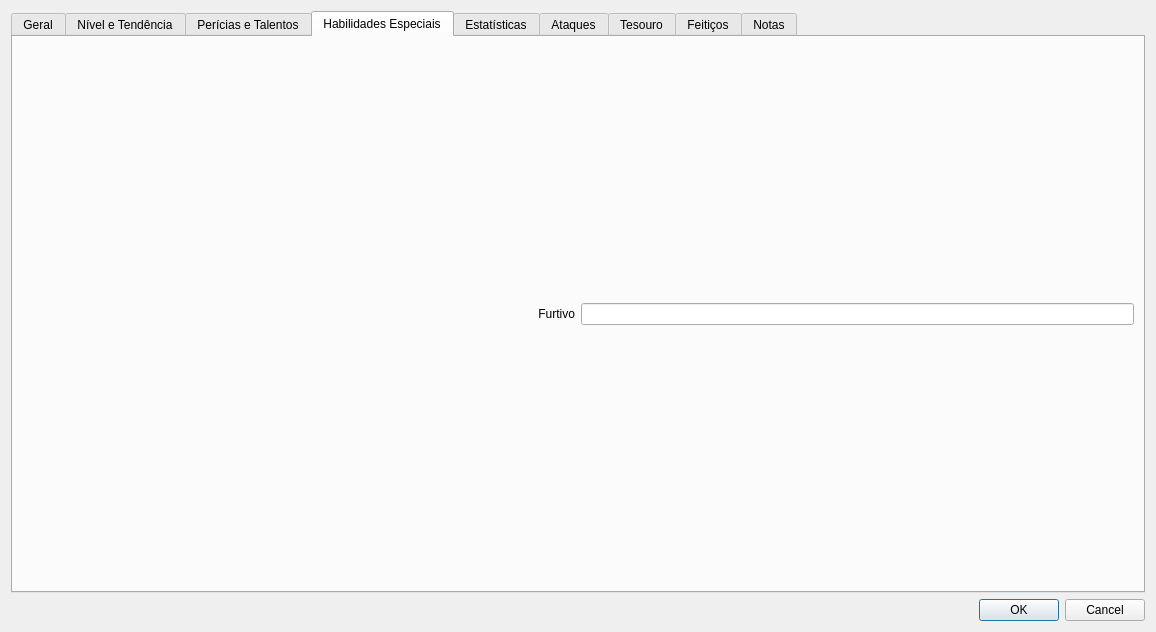
Before: the Qt Designer form ifg/qt/ui/entidade.ui in matferib/tabuleiro-virtual, drawn with Qt 5.
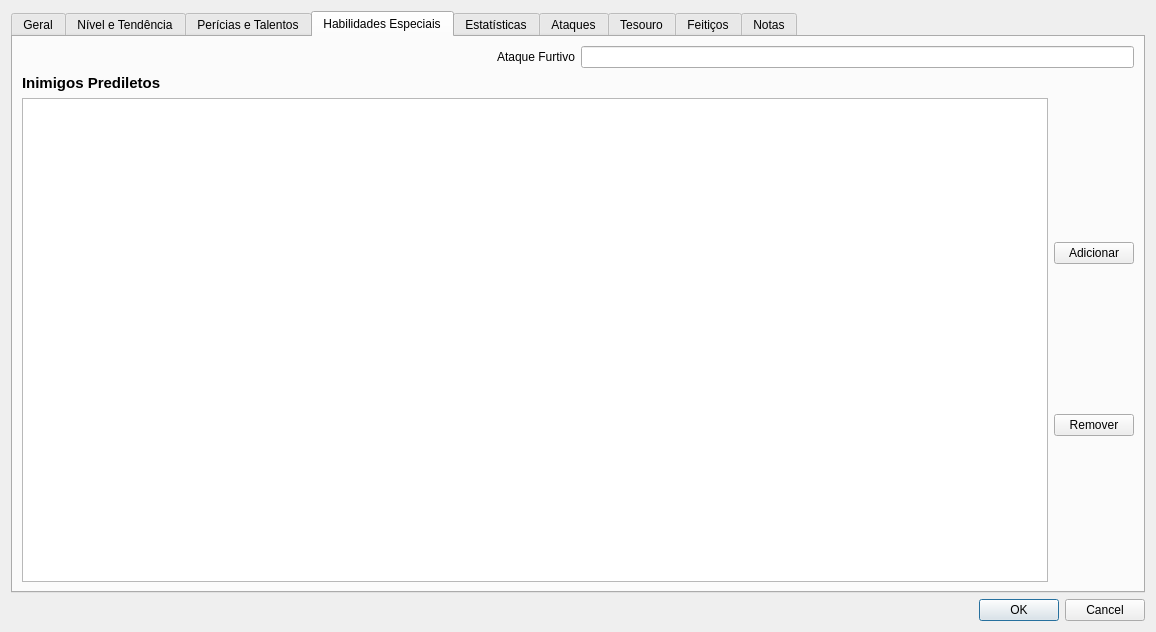
After: the same form once the commit is applied. The open tabs and pages were chosen to show the change.

Commit message: ui de inimigo predileto comecando a rodar

What changed in the file:
```diff
--- a/ifg/qt/ui/entidade.ui
+++ b/ifg/qt/ui/entidade.ui
@@ -1622,8 +1622,10 @@
       <attribute name="title">
        <string>Habilidades Especiais</string>
       </attribute>
-      <layout class="QGridLayout" name="gridLayout_14">
-       <item row="0" column="0">
+      <layout class="QVBoxLayout" name="verticalLayout_18">
+       <item>
+        <layout class="QHBoxLayout" name="horizontalLayout_6">
+         <item>
         <widget class="QLabel" name="label_38">
          <property name="sizePolicy">
           <sizepolicy hsizetype="Minimum" vsizetype="Fixed">
@@ -1632,14 +1634,14 @@
           </sizepolicy>
          </property>
          <property name="text">
-          <string>Furtivo</string>
+            <string>Ataque Furtivo</string>
          </property>
          <property name="alignment">
           <set>Qt::AlignRight|Qt::AlignTrailing|Qt::AlignVCenter</set>
          </property>
         </widget>
        </item>
-       <item row="0" column="1">
+         <item>
         <widget class="QLineEdit" name="linha_furtivo">
          <property name="sizePolicy">
           <sizepolicy hsizetype="Minimum" vsizetype="Fixed">
@@ -1654,6 +1656,58 @@
           <string/>
          </property>
         </widget>
+         </item>
+        </layout>
+       </item>
+       <item>
+        <layout class="QVBoxLayout" name="verticalLayout_17">
+         <item>
+          <widget class="QLabel" name="label_94">
+           <property name="font">
+            <font>
+             <pointsize>11</pointsize>
+             <weight>75</weight>
+             <bold>true</bold>
+            </font>
+           </property>
+           <property name="text">
+            <string>Inimigos Prediletos</string>
+           </property>
+          </widget>
+         </item>
+         <item>
+          <layout class="QHBoxLayout" name="horizontalLayout_29">
+           <item>
+            <widget class="QTableView" name="tabela_inimigos_prediletos">
+             <property name="sizePolicy">
+              <sizepolicy hsizetype="Expanding" vsizetype="Expanding">
+               <horstretch>0</horstretch>
+               <verstretch>0</verstretch>
+              </sizepolicy>
+             </property>
+            </widget>
+           </item>
+           <item>
+            <layout class="QVBoxLayout" name="verticalLayout_2">
+             <item>
+              <widget class="QPushButton" name="botao_adicionar_inimigo_predileto">
+               <property name="text">
+                <string>Adicionar</string>
+               </property>
+              </widget>
+             </item>
+             <item>
+              <widget class="QPushButton" name="botao_remover_inimigo_predileto">
+               <property name="text">
+                <string>Remover</string>
+               </property>
+              </widget>
+             </item>
+            </layout>
+           </item>
+          </layout>
+         </item>
+        </layout>
        </item>
       </layout>
      </widget>
```
Lines whose indentation alone changed are shown as unchanged. The commit also changes 7 other files.
